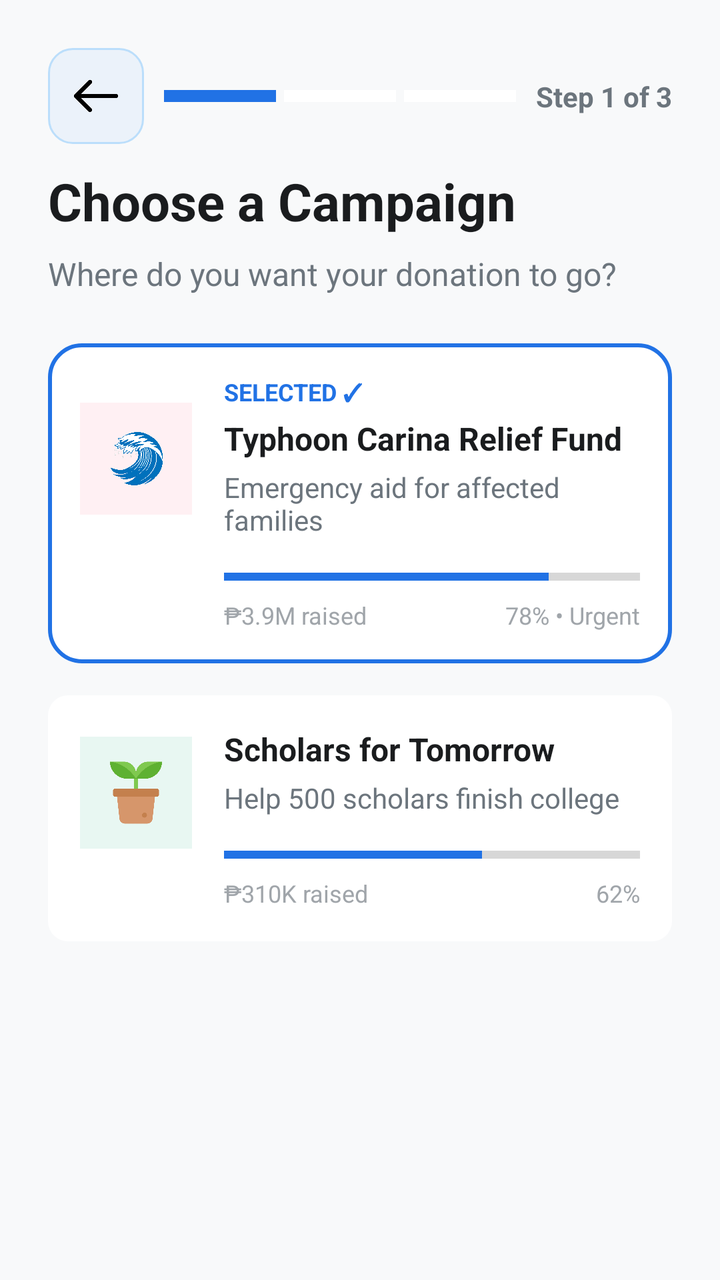
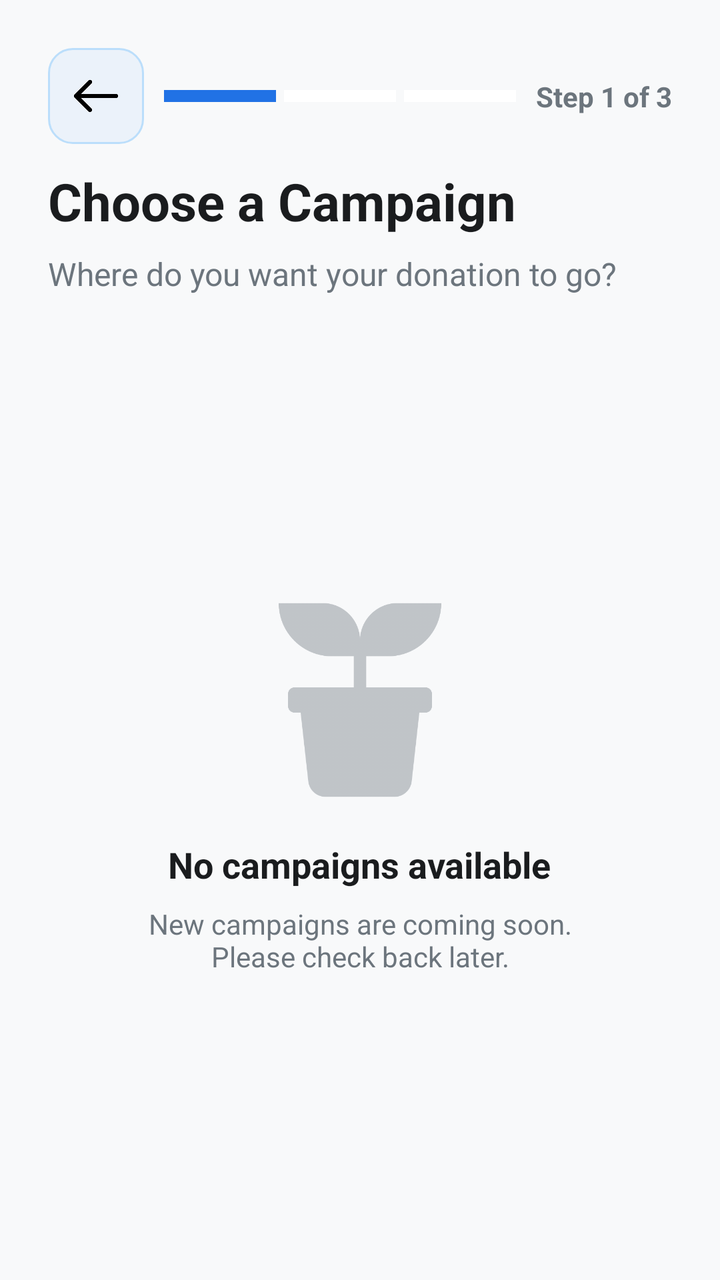

An Android layout rendered at two revisions. The XML below is the earlier revision; the diff shows what the commit changed to produce the second picture.
<!-- AndroidManifest.xml: application theme Theme.UlamShare -->
<!-- res/layout/activity_choose_campaign.xml -->
<?xml version="1.0" encoding="utf-8"?>
<androidx.constraintlayout.widget.ConstraintLayout xmlns:android="http://schemas.android.com/apk/res/android"
    xmlns:app="http://schemas.android.com/apk/res-auto"
    xmlns:tools="http://schemas.android.com/tools"
    android:layout_width="match_parent"
    android:layout_height="match_parent"
    android:background="#F8F9FA"
    android:padding="24dp">

    <ImageButton
        android:id="@+id/btnBack"
        android:layout_width="48dp"
        android:layout_height="48dp"
        android:background="@drawable/rounded_soft_blue_rect"
        android:contentDescription="Go back"
        android:padding="12dp"
        android:scaleType="fitCenter"
        android:src="@drawable/back"
        app:layout_constraintStart_toStartOf="parent"
        app:layout_constraintTop_toTopOf="parent"
        app:tint="@color/black" />

    <TextView
        android:id="@+id/tvStep"
        android:layout_width="wrap_content"
        android:layout_height="wrap_content"
        android:text="Step 1 of 3"
        android:textColor="#6C757D"
        android:textSize="14sp"
        android:textStyle="bold"
        app:layout_constraintBottom_toBottomOf="@id/btnBack"
        app:layout_constraintEnd_toEndOf="parent"
        app:layout_constraintTop_toTopOf="@id/btnBack" />

    <LinearLayout
        android:id="@+id/stepProgressContainer"
        android:layout_width="0dp"
        android:layout_height="6dp"
        android:layout_marginStart="10dp"
        android:layout_marginEnd="10dp"
        android:orientation="horizontal"
        android:weightSum="3"
        app:layout_constraintBottom_toBottomOf="@id/btnBack"
        app:layout_constraintEnd_toStartOf="@id/tvStep"
        app:layout_constraintStart_toEndOf="@id/btnBack"
        app:layout_constraintTop_toTopOf="@id/btnBack">

        <View
            android:layout_width="0dp"
            android:layout_height="match_parent"
            android:layout_marginEnd="4dp"
            android:layout_weight="1"
            android:background="@color/brand_blue"
            />

        <View
            android:layout_width="0dp"
            android:layout_height="match_parent"
            android:layout_marginEnd="4dp"
            android:layout_weight="1"
            android:background="@color/white" />

        <View
            android:layout_width="0dp"
            android:layout_height="match_parent"
            android:layout_weight="1"
            android:background="@color/white" />
    </LinearLayout>


    <TextView
        android:id="@+id/tvMainTitle"
        android:layout_width="wrap_content"
        android:layout_height="wrap_content"
        android:layout_marginTop="32dp"
        android:text="Choose a Campaign"
        android:textColor="#1A1C1E"
        android:textSize="26sp"
        android:textStyle="bold"
        app:layout_constraintStart_toStartOf="parent"
        app:layout_constraintTop_toBottomOf="@id/stepProgressContainer" />

    <TextView
        android:id="@+id/tvSubTitle"
        android:layout_width="wrap_content"
        android:layout_height="wrap_content"
        android:layout_marginTop="8dp"
        android:text="Where do you want your donation to go?"
        android:textColor="#6C757D"
        android:textSize="16sp"
        app:layout_constraintStart_toStartOf="parent"
        app:layout_constraintTop_toBottomOf="@id/tvMainTitle" />

    <ScrollView
        android:layout_width="0dp"
        android:layout_height="0dp"
        android:layout_marginTop="24dp"
        app:layout_constraintBottom_toBottomOf="parent"
        app:layout_constraintEnd_toEndOf="parent"
        app:layout_constraintStart_toStartOf="parent"
        app:layout_constraintTop_toBottomOf="@id/tvSubTitle">

        <LinearLayout
            android:layout_width="match_parent"
            android:layout_height="wrap_content"
            android:orientation="vertical">

            <androidx.constraintlayout.widget.ConstraintLayout
                android:id="@+id/cardCampaign1"
                android:layout_width="match_parent"
                android:layout_height="wrap_content"
                android:layout_marginBottom="16dp"
                android:background="@drawable/bg_card_selected"
                android:padding="16dp">

                <ImageView
                    android:id="@+id/ivCampaignIcon1"
                    android:layout_width="56dp"
                    android:layout_height="56dp"
                    android:background="#FFF0F3"
                    android:padding="12dp"
                    android:src="@drawable/wave"
                    app:layout_constraintBottom_toBottomOf="parent"
                    app:layout_constraintStart_toStartOf="parent"
                    app:layout_constraintTop_toTopOf="parent"
                    app:layout_constraintVertical_bias="0.192" />

                <TextView
                android:id="@+id/tvBadge"
                android:layout_width="wrap_content"
                android:layout_height="wrap_content"
                android:layout_marginStart="16dp"
                android:text="SELECTED ✓"
                android:textColor="#2172E5"
                android:textSize="12sp"
                android:textStyle="bold"
                app:layout_constraintStart_toEndOf="@id/ivCampaignIcon1"
                app:layout_constraintTop_toTopOf="parent" />

                <TextView
                    android:id="@+id/tvCardTitle1"
                    android:layout_width="0dp"
                    android:layout_height="wrap_content"
                    android:layout_marginTop="4dp"
                    android:text="Typhoon Carina Relief Fund"
                    android:textColor="#1A1C1E"
                    android:textSize="16sp"
                    android:textStyle="bold"
                    app:layout_constraintEnd_toEndOf="parent"
                    app:layout_constraintStart_toStartOf="@id/tvBadge"
                    app:layout_constraintTop_toBottomOf="@id/tvBadge" />

                <TextView
                    android:id="@+id/tvCardSubTitle1"
                    android:layout_width="0dp"
                    android:layout_height="wrap_content"
                    android:layout_marginTop="4dp"
                    android:text="Emergency aid for affected families"
                    android:textColor="#6C757D"
                    android:textSize="14sp"
                    app:layout_constraintEnd_toEndOf="parent"
                    app:layout_constraintStart_toStartOf="@id/tvBadge"
                    app:layout_constraintTop_toBottomOf="@id/tvCardTitle1" />

                <ProgressBar
                    android:id="@+id/pbMiniProgress1"
                    style="?android:attr/progressBarStyleHorizontal"
                    android:layout_width="0dp"
                    android:layout_height="6dp"
                    android:layout_marginTop="16dp"
                    android:progress="78"
                    android:progressTint="#2172E5"
                    app:layout_constraintEnd_toEndOf="parent"
                    app:layout_constraintStart_toStartOf="@id/tvBadge"
                    app:layout_constraintTop_toBottomOf="@id/tvCardSubTitle1" />

                <TextView
                    android:layout_width="wrap_content"
                    android:layout_height="wrap_content"
                    android:layout_marginTop="8dp"
                    android:text="₱3.9M raised"
                    android:textColor="#A0A5AA"
                    android:textSize="12sp"
                    app:layout_constraintStart_toStartOf="@id/tvBadge"
                    app:layout_constraintTop_toBottomOf="@id/pbMiniProgress1" />

                <TextView
                    android:layout_width="wrap_content"
                    android:layout_height="wrap_content"
                    android:layout_marginTop="8dp"
                    android:text="78% • Urgent"
                    android:textColor="#A0A5AA"
                    android:textSize="12sp"
                    app:layout_constraintEnd_toEndOf="parent"
                    app:layout_constraintTop_toBottomOf="@id/pbMiniProgress1" />
            </androidx.constraintlayout.widget.ConstraintLayout>

            <androidx.constraintlayout.widget.ConstraintLayout
                android:id="@+id/cardCampaign2"
                android:layout_width="match_parent"
                android:layout_height="wrap_content"
                android:layout_marginBottom="16dp"
                android:backgroundTint="@color/white"
                android:background="@drawable/rounded_input_border"
                android:padding="16dp">

                <ImageView
                    android:id="@+id/ivCampaignIcon2"
                    android:layout_width="56dp"
                    android:layout_height="56dp"
                    android:background="#E8F7F2"
                    android:padding="12dp"
                    android:src="@drawable/plant"
                    app:layout_constraintBottom_toBottomOf="parent"
                    app:layout_constraintStart_toStartOf="parent"
                    app:layout_constraintTop_toTopOf="parent"
                    app:layout_constraintVertical_bias="0.138" />

                <TextView
                android:id="@+id/tvCardTitle2"
                android:layout_width="0dp"
                android:layout_height="wrap_content"
                android:layout_marginStart="16dp"
                android:text="Scholars for Tomorrow"
                android:textColor="#1A1C1E"
                android:textSize="16sp"
                android:textStyle="bold"
                app:layout_constraintEnd_toEndOf="parent"
                app:layout_constraintStart_toEndOf="@id/ivCampaignIcon2"
                app:layout_constraintTop_toTopOf="parent" />

                <TextView
                    android:id="@+id/tvCardSubTitle2"
                    android:layout_width="0dp"
                    android:layout_height="wrap_content"
                    android:layout_marginTop="4dp"
                    android:text="Help 500 scholars finish college"
                    android:textColor="#6C757D"
                    android:textSize="14sp"
                    app:layout_constraintEnd_toEndOf="parent"
                    app:layout_constraintStart_toStartOf="@id/tvCardTitle2"
                    app:layout_constraintTop_toBottomOf="@id/tvCardTitle2" />

                <ProgressBar
                    android:id="@+id/pbMiniProgress2"
                    style="?android:attr/progressBarStyleHorizontal"
                    android:layout_width="0dp"
                    android:layout_height="6dp"
                    android:layout_marginTop="16dp"
                    android:progress="62"
                    android:progressTint="#2172E5"
                    app:layout_constraintEnd_toEndOf="parent"
                    app:layout_constraintStart_toStartOf="@id/tvCardTitle2"
                    app:layout_constraintTop_toBottomOf="@id/tvCardSubTitle2" />

                <TextView
                    android:layout_width="wrap_content"
                    android:layout_height="wrap_content"
                    android:layout_marginTop="8dp"
                    android:text="₱310K raised"
                    android:textColor="#A0A5AA"
                    android:textSize="12sp"
                    app:layout_constraintStart_toStartOf="@id/tvCardTitle2"
                    app:layout_constraintTop_toBottomOf="@id/pbMiniProgress2" />

                <TextView
                    android:layout_width="wrap_content"
                    android:layout_height="wrap_content"
                    android:layout_marginTop="8dp"
                    android:text="62%"
                    android:textColor="#A0A5AA"
                    android:textSize="12sp"
                    app:layout_constraintEnd_toEndOf="parent"
                    app:layout_constraintTop_toBottomOf="@id/pbMiniProgress2" />
            </androidx.constraintlayout.widget.ConstraintLayout>

        </LinearLayout>
    </ScrollView>

</androidx.constraintlayout.widget.ConstraintLayout>
<!-- resources referenced by this layout -->
<resources>
  <color name="black">#FF000000</color>
  <color name="brand_blue">#2172E5</color>
  <color name="white">#FFFFFF</color>
  <!-- drawable back: png bitmap (drawable, 3507 bytes) -->
  <!-- drawable bg_card_selected (drawable) -->
  <?xml version="1.0" encoding="utf-8"?>
  <shape xmlns:android="http://schemas.android.com/apk/res/android">
      <solid android:color="#FFFFFF" />
      <stroke android:width="2dp" android:color="#2172E5" />
      <corners android:radius="16dp" />
  </shape>
  <!-- drawable plant: png bitmap (drawable, 16208 bytes) -->
  <!-- drawable rounded_input_border (drawable) -->
  <?xml version="1.0" encoding="utf-8"?>
  <shape xmlns:android="http://schemas.android.com/apk/res/android">
      <solid android:color="#EAF8EE" />
      <corners android:radius="10dp" />
  </shape>
  <!-- drawable rounded_soft_blue_rect (drawable) -->
  <?xml version="1.0" encoding="utf-8"?>
  <shape xmlns:android="http://schemas.android.com/apk/res/android"
      android:shape="rectangle">
  
      <solid android:color="#EBF2FA" />
  
      <corners android:radius="12dp" />
  
      <stroke
          android:width="1dp"
          android:color="#BBDEFB" />
  </shape>
  <!-- drawable wave: png bitmap (drawable, 37248 bytes) -->
  <style name="Theme.UlamShare" parent="Theme.MaterialComponents.Light.NoActionBar">
          
          <item name="colorPrimary">@color/brand_blue</item>
          <item name="colorPrimaryVariant">@color/primary_blue</item>
          <item name="colorOnPrimary">@color/white</item>
          
          <item name="colorSecondary">@color/sky_blue</item>
          <item name="colorSecondaryVariant">@color/sky_blue</item>
          <item name="colorOnSecondary">@color/black</item>
          
          <item name="android:statusBarColor">?attr/colorPrimaryVariant</item>
          
      </style>
  <color name="primary_blue">#2172E5</color>
  <color name="sky_blue">#579AFA</color>
</resources>

<!-- the commit's change to res/layout/activity_choose_campaign.xml (unified diff, before → after) -->
@@ -91,190 +91,55 @@
         app:layout_constraintStart_toStartOf="parent"
         app:layout_constraintTop_toBottomOf="@id/tvMainTitle" />
 
-    <ScrollView
+    <androidx.recyclerview.widget.RecyclerView
+        android:id="@+id/rvCampaigns"
         android:layout_width="0dp"
         android:layout_height="0dp"
         android:layout_marginTop="24dp"
+        android:visibility="gone"
+        app:layout_constraintBottom_toTopOf="@id/emptyStateContainer"
+        app:layout_constraintEnd_toEndOf="parent"
+        app:layout_constraintStart_toStartOf="parent"
+        app:layout_constraintTop_toBottomOf="@id/tvSubTitle" />
+
+    <LinearLayout
+        android:id="@+id/emptyStateContainer"
+        android:layout_width="match_parent"
+        android:layout_height="0dp"
+        android:layout_marginTop="24dp"
+        android:gravity="center"
+        android:orientation="vertical"
         app:layout_constraintBottom_toBottomOf="parent"
         app:layout_constraintEnd_toEndOf="parent"
         app:layout_constraintStart_toStartOf="parent"
         app:layout_constraintTop_toBottomOf="@id/tvSubTitle">
 
-        <LinearLayout
-            android:layout_width="match_parent"
+        <ImageView
+            android:layout_width="100dp"
+            android:layout_height="100dp"
+            android:alpha="0.4"
+            android:src="@drawable/plant"
+            app:tint="#6C757D" />
+
+        <TextView
+            android:layout_width="wrap_content"
             android:layout_height="wrap_content"
-            android:orientation="vertical">
+            android:layout_marginTop="20dp"
+            android:text="No campaigns available"
+            android:textColor="#1A1C1E"
+            android:textSize="18sp"
+            android:textStyle="bold" />
 
-            <androidx.constraintlayout.widget.ConstraintLayout
-                android:id="@+id/cardCampaign1"
-                android:layout_width="match_parent"
-                android:layout_height="wrap_content"
-                android:layout_marginBottom="16dp"
-                android:background="@drawable/bg_card_selected"
-                android:padding="16dp">
+        <TextView
+            android:layout_width="wrap_content"
+            android:layout_height="wrap_content"
+            android:layout_marginTop="8dp"
+            android:gravity="center"
+            android:paddingHorizontal="40dp"
+            android:text="New campaigns are coming soon. Please check back later."
+            android:textColor="#6C757D"
+            android:textSize="14sp" />
 
-                <ImageView
-                    android:id="@+id/ivCampaignIcon1"
-                    android:layout_width="56dp"
-                    android:layout_height="56dp"
-                    android:background="#FFF0F3"
-                    android:padding="12dp"
-                    android:src="@drawable/wave"
-                    app:layout_constraintBottom_toBottomOf="parent"
-                    app:layout_constraintStart_toStartOf="parent"
-                    app:layout_constraintTop_toTopOf="parent"
-                    app:layout_constraintVertical_bias="0.192" />
-
-                <TextView
-                android:id="@+id/tvBadge"
-                android:layout_width="wrap_content"
-                android:layout_height="wrap_content"
-                android:layout_marginStart="16dp"
-                android:text="SELECTED ✓"
-                android:textColor="#2172E5"
-                android:textSize="12sp"
-                android:textStyle="bold"
-                app:layout_constraintStart_toEndOf="@id/ivCampaignIcon1"
-                app:layout_constraintTop_toTopOf="parent" />
-
-                <TextView
-                    android:id="@+id/tvCardTitle1"
-                    android:layout_width="0dp"
-                    android:layout_height="wrap_content"
-                    android:layout_marginTop="4dp"
-                    android:text="Typhoon Carina Relief Fund"
-                    android:textColor="#1A1C1E"
-                    android:textSize="16sp"
-                    android:textStyle="bold"
-                    app:layout_constraintEnd_toEndOf="parent"
-                    app:layout_constraintStart_toStartOf="@id/tvBadge"
-                    app:layout_constraintTop_toBottomOf="@id/tvBadge" />
-
-                <TextView
-                    android:id="@+id/tvCardSubTitle1"
-                    android:layout_width="0dp"
-                    android:layout_height="wrap_content"
-                    android:layout_marginTop="4dp"
-                    android:text="Emergency aid for affected families"
-                    android:textColor="#6C757D"
-                    android:textSize="14sp"
-                    app:layout_constraintEnd_toEndOf="parent"
-                    app:layout_constraintStart_toStartOf="@id/tvBadge"
-                    app:layout_constraintTop_toBottomOf="@id/tvCardTitle1" />
-
-                <ProgressBar
-                    android:id="@+id/pbMiniProgress1"
-                    style="?android:attr/progressBarStyleHorizontal"
-                    android:layout_width="0dp"
-                    android:layout_height="6dp"
-                    android:layout_marginTop="16dp"
-                    android:progress="78"
-                    android:progressTint="#2172E5"
-                    app:layout_constraintEnd_toEndOf="parent"
-                    app:layout_constraintStart_toStartOf="@id/tvBadge"
-                    app:layout_constraintTop_toBottomOf="@id/tvCardSubTitle1" />
-
-                <TextView
-                    android:layout_width="wrap_content"
-                    android:layout_height="wrap_content"
-                    android:layout_marginTop="8dp"
-                    android:text="₱3.9M raised"
-                    android:textColor="#A0A5AA"
-                    android:textSize="12sp"
-                    app:layout_constraintStart_toStartOf="@id/tvBadge"
-                    app:layout_constraintTop_toBottomOf="@id/pbMiniProgress1" />
-
-                <TextView
-                    android:layout_width="wrap_content"
-                    android:layout_height="wrap_content"
-                    android:layout_marginTop="8dp"
-                    android:text="78% • Urgent"
-                    android:textColor="#A0A5AA"
-                    android:textSize="12sp"
-                    app:layout_constraintEnd_toEndOf="parent"
-                    app:layout_constraintTop_toBottomOf="@id/pbMiniProgress1" />
-            </androidx.constraintlayout.widget.ConstraintLayout>
-
-            <androidx.constraintlayout.widget.ConstraintLayout
-                android:id="@+id/cardCampaign2"
-                android:layout_width="match_parent"
-                android:layout_height="wrap_content"
-                android:layout_marginBottom="16dp"
-                android:backgroundTint="@color/white"
-                android:background="@drawable/rounded_input_border"
-                android:padding="16dp">
-
-                <ImageView
-                    android:id="@+id/ivCampaignIcon2"
-                    android:layout_width="56dp"
-                    android:layout_height="56dp"
-                    android:background="#E8F7F2"
-                    android:padding="12dp"
-                    android:src="@drawable/plant"
-                    app:layout_constraintBottom_toBottomOf="parent"
-                    app:layout_constraintStart_toStartOf="parent"
-                    app:layout_constraintTop_toTopOf="parent"
-                    app:layout_constraintVertical_bias="0.138" />
-
-                <TextView
-                android:id="@+id/tvCardTitle2"
-                android:layout_width="0dp"
-                android:layout_height="wrap_content"
-                android:layout_marginStart="16dp"
-                android:text="Scholars for Tomorrow"
-                android:textColor="#1A1C1E"
-                android:textSize="16sp"
-                android:textStyle="bold"
-                app:layout_constraintEnd_toEndOf="parent"
-                app:layout_constraintStart_toEndOf="@id/ivCampaignIcon2"
-                app:layout_constraintTop_toTopOf="parent" />
-
-                <TextView
-                    android:id="@+id/tvCardSubTitle2"
-                    android:layout_width="0dp"
-                    android:layout_height="wrap_content"
-                    android:layout_marginTop="4dp"
-                    android:text="Help 500 scholars finish college"
-                    android:textColor="#6C757D"
-                    android:textSize="14sp"
-                    app:layout_constraintEnd_toEndOf="parent"
-                    app:layout_constraintStart_toStartOf="@id/tvCardTitle2"
-                    app:layout_constraintTop_toBottomOf="@id/tvCardTitle2" />
-
-                <ProgressBar
-                    android:id="@+id/pbMiniProgress2"
-                    style="?android:attr/progressBarStyleHorizontal"
-                    android:layout_width="0dp"
-                    android:layout_height="6dp"
-                    android:layout_marginTop="16dp"
-                    android:progress="62"
-                    android:progressTint="#2172E5"
-                    app:layout_constraintEnd_toEndOf="parent"
-                    app:layout_constraintStart_toStartOf="@id/tvCardTitle2"
-                    app:layout_constraintTop_toBottomOf="@id/tvCardSubTitle2" />
-
-                <TextView
-                    android:layout_width="wrap_content"
-                    android:layout_height="wrap_content"
-                    android:layout_marginTop="8dp"
-                    android:text="₱310K raised"
-                    android:textColor="#A0A5AA"
-                    android:textSize="12sp"
-                    app:layout_constraintStart_toStartOf="@id/tvCardTitle2"
-                    app:layout_constraintTop_toBottomOf="@id/pbMiniProgress2" />
-
-                <TextView
-                    android:layout_width="wrap_content"
-                    android:layout_height="wrap_content"
-                    android:layout_marginTop="8dp"
-                    android:text="62%"
-                    android:textColor="#A0A5AA"
-                    android:textSize="12sp"
-                    app:layout_constraintEnd_toEndOf="parent"
-                    app:layout_constraintTop_toBottomOf="@id/pbMiniProgress2" />
-            </androidx.constraintlayout.widget.ConstraintLayout>
-
-        </LinearLayout>
-    </ScrollView>
+    </LinearLayout>
 
 </androidx.constraintlayout.widget.ConstraintLayout>
<!-- resource entries referenced after the edit -->
@@ -4,20 +4,7 @@
   <color name="brand_blue">#2172E5</color>
   <color name="white">#FFFFFF</color>
   <!-- drawable back: png bitmap (drawable, 3507 bytes) -->
-  <!-- drawable bg_card_selected (drawable) -->
-  <?xml version="1.0" encoding="utf-8"?>
-  <shape xmlns:android="http://schemas.android.com/apk/res/android">
-      <solid android:color="#FFFFFF" />
-      <stroke android:width="2dp" android:color="#2172E5" />
-      <corners android:radius="16dp" />
-  </shape>
   <!-- drawable plant: png bitmap (drawable, 16208 bytes) -->
-  <!-- drawable rounded_input_border (drawable) -->
-  <?xml version="1.0" encoding="utf-8"?>
-  <shape xmlns:android="http://schemas.android.com/apk/res/android">
-      <solid android:color="#EAF8EE" />
-      <corners android:radius="10dp" />
-  </shape>
   <!-- drawable rounded_soft_blue_rect (drawable) -->
   <?xml version="1.0" encoding="utf-8"?>
   <shape xmlns:android="http://schemas.android.com/apk/res/android"
@@ -31,7 +18,6 @@
           android:width="1dp"
           android:color="#BBDEFB" />
   </shape>
-  <!-- drawable wave: png bitmap (drawable, 37248 bytes) -->
   <style name="Theme.UlamShare" parent="Theme.MaterialComponents.Light.NoActionBar">
           
           <item name="colorPrimary">@color/brand_blue</item>
